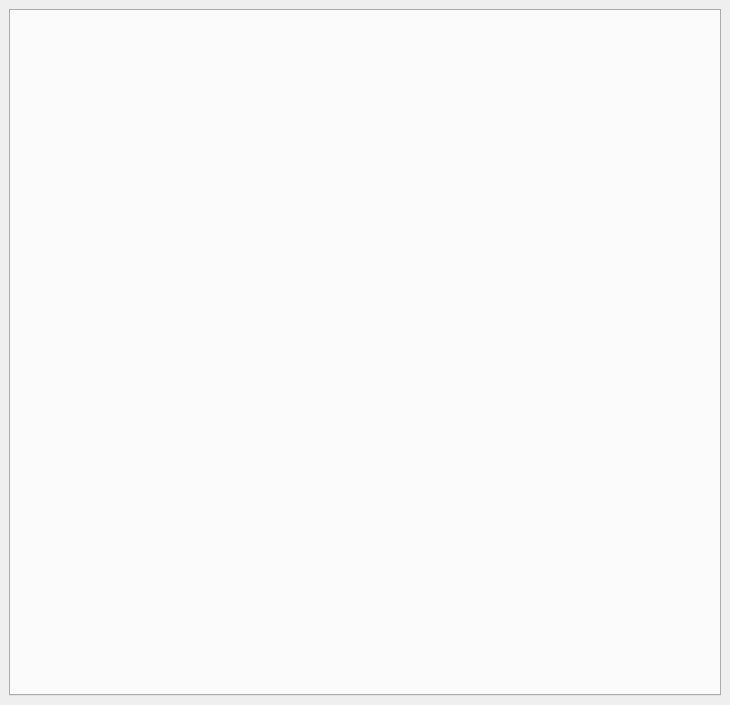
Before: the Qt Designer form designer/main_window.ui in markop404/media-downloader, drawn with Qt 5.
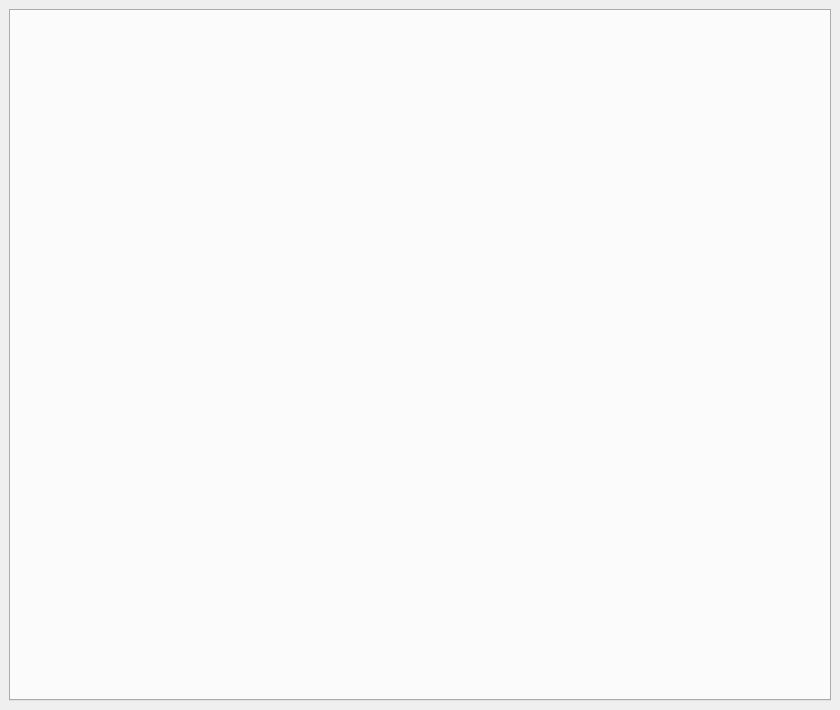
After: the same form once the commit is applied. Icons and pictures are not drawn.

Patch:
```diff
--- a/designer/main_window.ui
+++ b/designer/main_window.ui
@@ -6,8 +6,8 @@
    <rect>
     <x>0</x>
     <y>0</y>
-    <width>730</width>
-    <height>705</height>
+    <width>840</width>
+    <height>710</height>
    </rect>
   </property>
   <property name="minimumSize">
```
